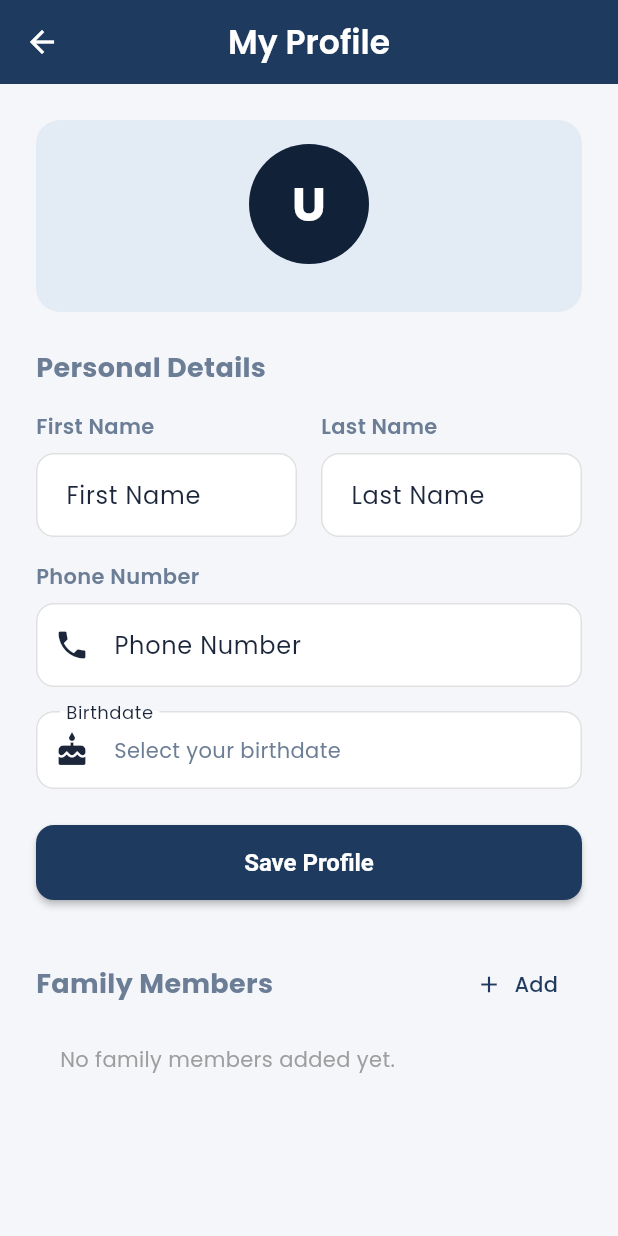
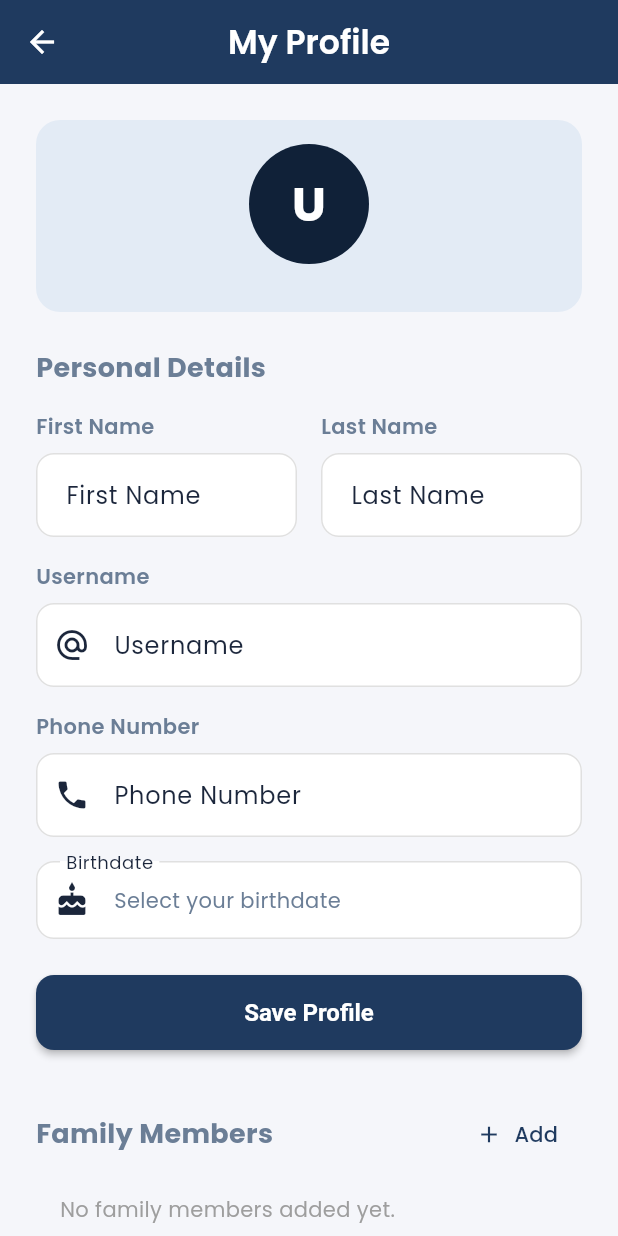
Before and after one commit to ganesh-rajput-07/ResiFlow-app, a Flutter app: the ProfileScreen screen opened directly, on a phone screen of 412 x 824 dp. Run offline on Flutter 3.47's test engine with Material 3 defaults, Android fonts, the phone set to English and light mode, and no system bars; our stand-ins replace file_picker, flutter_secure_storage, google_fonts, pdf, printing, qr_flutter; missing offline and left inert: mobile_scanner; accounts and stored records are empty; network calls fail.

Commit message:
Fix : Profile Update form

```diff
--- a/lib/screens/profile/profile_screen.dart
+++ b/lib/screens/profile/profile_screen.dart
@@ -24,6 +24,7 @@ class _ProfileScreenState extends State<ProfileScreen> {
   final _formKey = GlobalKey<FormState>();
   final _firstNameController = TextEditingController();
   final _lastNameController = TextEditingController();
+  final _usernameController = TextEditingController();
   final _phoneController = TextEditingController();
 
   DateTime? _birthdate;
@@ -43,6 +44,7 @@ class _ProfileScreenState extends State<ProfileScreen> {
         final data = jsonDecode(response.body);
         _firstNameController.text = data['first_name'] ?? '';
         _lastNameController.text = data['last_name'] ?? '';
+        _usernameController.text = data['username'] ?? '';
         _phoneController.text = data['phone'] ?? '';
         if (data['birthdate'] != null) {
           _birthdate = DateTime.tryParse(data['birthdate']);
@@ -66,11 +68,12 @@ class _ProfileScreenState extends State<ProfileScreen> {
     setState(() => _isSaving = true);
 
     try {
-      final response = await _apiService.put(
+      final response = await _apiService.patch(
         ApiConstants.profile,
         {
           'first_name': _firstNameController.text,
           'last_name': _lastNameController.text,
+          'username': _usernameController.text,
           'phone': _phoneController.text,
           'birthdate': _birthdate != null ? DateFormat('yyyy-MM-dd').format(_birthdate!) : null,
         },
@@ -282,6 +285,8 @@ class _ProfileScreenState extends State<ProfileScreen> {
                 ],
               ),
               const SizedBox(height: 16),
+              CustomTextField(controller: _usernameController, label: 'Username', hint: 'Username', prefixIcon: Icons.alternate_email, enabled: false),
+              const SizedBox(height: 16),
               CustomTextField(controller: _phoneController, label: 'Phone Number', hint: 'Phone Number', prefixIcon: Icons.phone),
               const SizedBox(height: 16),
               InkWell(
```
